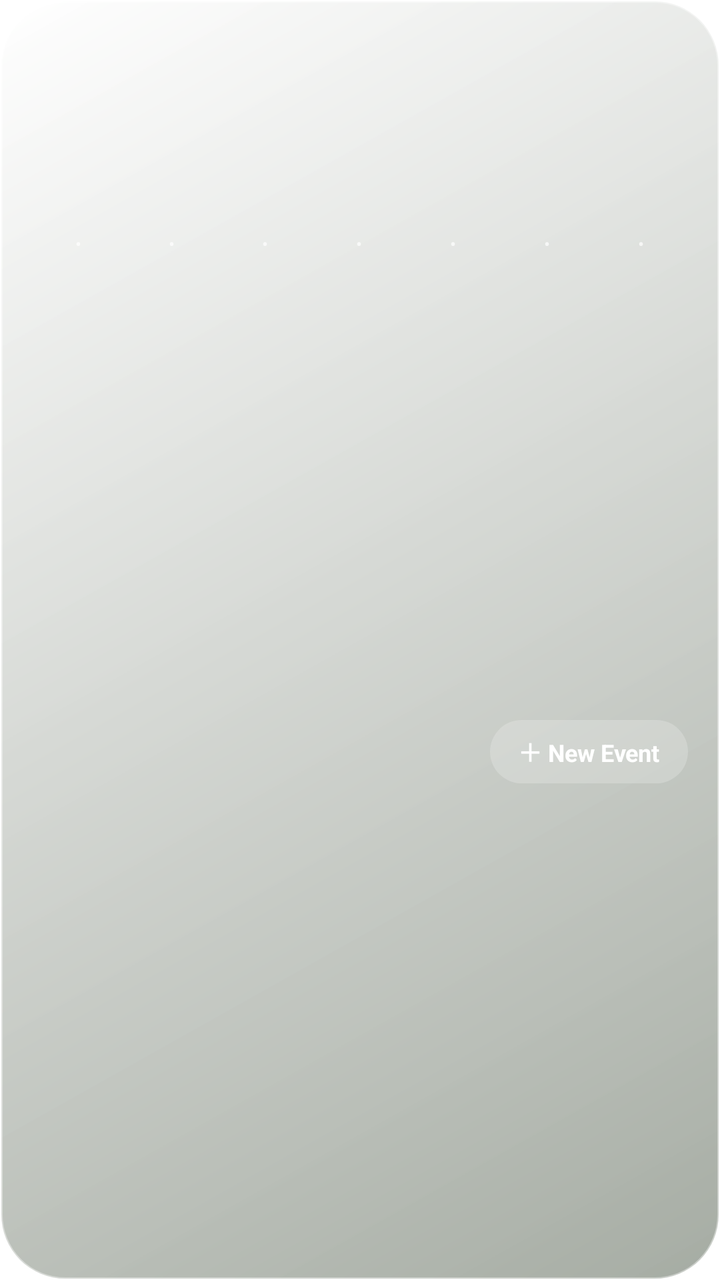
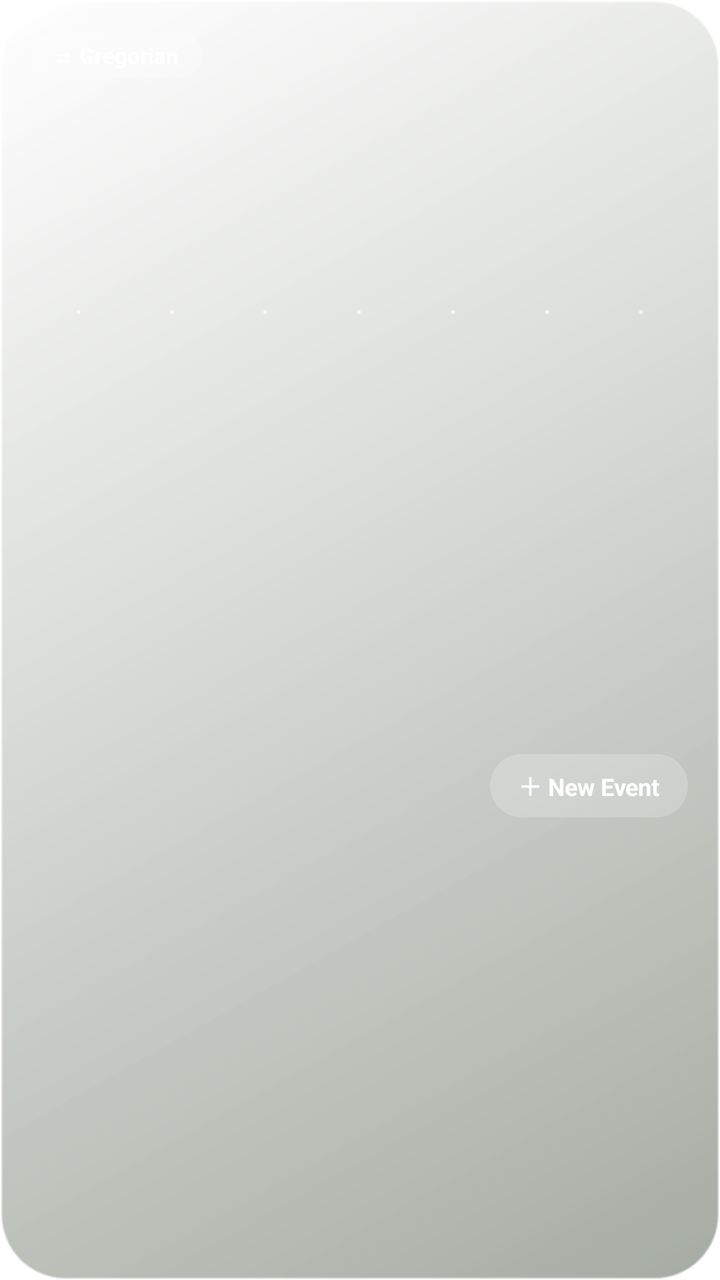

Two renders of the same Android screen: before a commit and after it. Below are the layout's source before the change and the commit's diff.
<!-- AndroidManifest.xml: fallback theme Theme.MaterialComponents.DayNight.NoActionBar -->
<!-- res/layout/glass_widget.xml -->
<?xml version="1.0" encoding="utf-8"?>
<LinearLayout xmlns:android="http://schemas.android.com/apk/res/android"
    android:id="@+id/root"
    android:layout_width="match_parent"
    android:layout_height="match_parent"
    android:background="@drawable/glass_bg"
    android:orientation="vertical"
    android:padding="16dp">

    <LinearLayout
        android:layout_width="match_parent"
        android:layout_height="wrap_content"
        android:orientation="horizontal">
        <TextView
            android:id="@+id/month"
            android:layout_width="0dp"
            android:layout_height="wrap_content"
            android:layout_weight="1"
            android:fontFamily="sans-serif-light"
            android:singleLine="true"
            android:textColor="#FFFFFFFF"
            android:textSize="32sp" />
        <TextView
            android:id="@+id/day"
            android:layout_width="wrap_content"
            android:layout_height="wrap_content"
            android:fontFamily="sans-serif-light"
            android:textColor="#FFFFFFFF"
            android:textSize="32sp" />
    </LinearLayout>

    <LinearLayout
        android:layout_width="match_parent"
        android:layout_height="wrap_content"
        android:layout_marginTop="8dp"
        android:orientation="horizontal">
        <LinearLayout
            android:layout_width="0dp"
            android:layout_height="wrap_content"
            android:layout_weight="1"
            android:gravity="center_horizontal"
            android:orientation="vertical">
            <TextView
                android:id="@+id/wd0"
                android:layout_width="wrap_content"
                android:layout_height="wrap_content"
                android:textColor="#B3FFFFFF"
                android:textSize="11sp"
                android:textStyle="normal" />
            <TextView
                android:id="@+id/num0"
                android:layout_width="30dp"
                android:layout_height="30dp"
                android:layout_marginTop="4dp"
                android:gravity="center"
                android:textColor="#FFFFFFFF"
                android:textSize="14sp"
                android:textStyle="bold" />
            <TextView
                android:id="@+id/dot0"
                android:layout_width="wrap_content"
                android:layout_height="wrap_content"
                android:text="•"
                android:textColor="#B3FFFFFF"
                android:textSize="9sp" />
        </LinearLayout>
        <LinearLayout
            android:layout_width="0dp"
            android:layout_height="wrap_content"
            android:layout_weight="1"
            android:gravity="center_horizontal"
            android:orientation="vertical">
            <TextView
                android:id="@+id/wd1"
                android:layout_width="wrap_content"
                android:layout_height="wrap_content"
                android:textColor="#B3FFFFFF"
                android:textSize="11sp"
                android:textStyle="normal" />
            <TextView
                android:id="@+id/num1"
                android:layout_width="30dp"
                android:layout_height="30dp"
                android:layout_marginTop="4dp"
                android:gravity="center"
                android:textColor="#FFFFFFFF"
                android:textSize="14sp"
                android:textStyle="bold" />
            <TextView
                android:id="@+id/dot1"
                android:layout_width="wrap_content"
                android:layout_height="wrap_content"
                android:text="•"
                android:textColor="#B3FFFFFF"
                android:textSize="9sp" />
        </LinearLayout>
        <LinearLayout
            android:layout_width="0dp"
            android:layout_height="wrap_content"
            android:layout_weight="1"
            android:gravity="center_horizontal"
            android:orientation="vertical">
            <TextView
                android:id="@+id/wd2"
                android:layout_width="wrap_content"
                android:layout_height="wrap_content"
                android:textColor="#B3FFFFFF"
                android:textSize="11sp"
                android:textStyle="normal" />
            <TextView
                android:id="@+id/num2"
                android:layout_width="30dp"
                android:layout_height="30dp"
                android:layout_marginTop="4dp"
                android:gravity="center"
                android:textColor="#FFFFFFFF"
                android:textSize="14sp"
                android:textStyle="bold" />
            <TextView
                android:id="@+id/dot2"
                android:layout_width="wrap_content"
                android:layout_height="wrap_content"
                android:text="•"
                android:textColor="#B3FFFFFF"
                android:textSize="9sp" />
        </LinearLayout>
        <LinearLayout
            android:layout_width="0dp"
            android:layout_height="wrap_content"
            android:layout_weight="1"
            android:gravity="center_horizontal"
            android:orientation="vertical">
            <TextView
                android:id="@+id/wd3"
                android:layout_width="wrap_content"
                android:layout_height="wrap_content"
                android:textColor="#B3FFFFFF"
                android:textSize="11sp"
                android:textStyle="normal" />
            <TextView
                android:id="@+id/num3"
                android:layout_width="30dp"
                android:layout_height="30dp"
                android:layout_marginTop="4dp"
                android:gravity="center"
                android:textColor="#FFFFFFFF"
                android:textSize="14sp"
                android:textStyle="bold" />
            <TextView
                android:id="@+id/dot3"
                android:layout_width="wrap_content"
                android:layout_height="wrap_content"
                android:text="•"
                android:textColor="#B3FFFFFF"
                android:textSize="9sp" />
        </LinearLayout>
        <LinearLayout
            android:layout_width="0dp"
            android:layout_height="wrap_content"
            android:layout_weight="1"
            android:gravity="center_horizontal"
            android:orientation="vertical">
            <TextView
                android:id="@+id/wd4"
                android:layout_width="wrap_content"
                android:layout_height="wrap_content"
                android:textColor="#B3FFFFFF"
                android:textSize="11sp"
                android:textStyle="normal" />
            <TextView
                android:id="@+id/num4"
                android:layout_width="30dp"
                android:layout_height="30dp"
                android:layout_marginTop="4dp"
                android:gravity="center"
                android:textColor="#FFFFFFFF"
                android:textSize="14sp"
                android:textStyle="bold" />
            <TextView
                android:id="@+id/dot4"
                android:layout_width="wrap_content"
                android:layout_height="wrap_content"
                android:text="•"
                android:textColor="#B3FFFFFF"
                android:textSize="9sp" />
        </LinearLayout>
        <LinearLayout
            android:layout_width="0dp"
            android:layout_height="wrap_content"
            android:layout_weight="1"
            android:gravity="center_horizontal"
            android:orientation="vertical">
            <TextView
                android:id="@+id/wd5"
                android:layout_width="wrap_content"
                android:layout_height="wrap_content"
                android:textColor="#B3FFFFFF"
                android:textSize="11sp"
                android:textStyle="normal" />
            <TextView
                android:id="@+id/num5"
                android:layout_width="30dp"
                android:layout_height="30dp"
                android:layout_marginTop="4dp"
                android:gravity="center"
                android:textColor="#FFFFFFFF"
                android:textSize="14sp"
                android:textStyle="bold" />
            <TextView
                android:id="@+id/dot5"
                android:layout_width="wrap_content"
                android:layout_height="wrap_content"
                android:text="•"
                android:textColor="#B3FFFFFF"
                android:textSize="9sp" />
        </LinearLayout>
        <LinearLayout
            android:layout_width="0dp"
            android:layout_height="wrap_content"
            android:layout_weight="1"
            android:gravity="center_horizontal"
            android:orientation="vertical">
            <TextView
                android:id="@+id/wd6"
                android:layout_width="wrap_content"
                android:layout_height="wrap_content"
                android:textColor="#B3FFFFFF"
                android:textSize="11sp"
                android:textStyle="normal" />
            <TextView
                android:id="@+id/num6"
                android:layout_width="30dp"
                android:layout_height="30dp"
                android:layout_marginTop="4dp"
                android:gravity="center"
                android:textColor="#FFFFFFFF"
                android:textSize="14sp"
                android:textStyle="bold" />
            <TextView
                android:id="@+id/dot6"
                android:layout_width="wrap_content"
                android:layout_height="wrap_content"
                android:text="•"
                android:textColor="#B3FFFFFF"
                android:textSize="9sp" />
        </LinearLayout>
    </LinearLayout>

    <LinearLayout
        android:layout_width="match_parent"
        android:layout_height="0dp"
        android:layout_weight="1"
        android:gravity="center_vertical"
        android:orientation="horizontal">
        <TextView
            android:id="@+id/next"
            android:layout_width="0dp"
            android:layout_height="wrap_content"
            android:layout_weight="1"
            android:ellipsize="end"
            android:singleLine="true"
            android:textColor="#D9FFFFFF"
            android:textSize="12sp" />
        <TextView
            android:id="@+id/add"
            android:layout_width="wrap_content"
            android:layout_height="wrap_content"
            android:background="@drawable/glass_pill"
            android:paddingStart="14dp"
            android:paddingTop="7dp"
            android:paddingEnd="14dp"
            android:paddingBottom="7dp"
            android:text="＋ New Event"
            android:textColor="#FFFFFFFF"
            android:textSize="12sp"
            android:textStyle="bold" />
    </LinearLayout>
</LinearLayout>
<!-- resources referenced by this layout -->
<resources>
  <!-- drawable glass_bg (drawable) -->
  <?xml version="1.0" encoding="utf-8"?>
  <layer-list xmlns:android="http://schemas.android.com/apk/res/android">
      <item>
          <shape android:shape="rectangle">
              <gradient
                  android:angle="315"
                  android:endColor="#6620301A"
                  android:startColor="#55FFFFFF" />
              <corners android:radius="32dp" />
              <stroke
                  android:width="1.2dp"
                  android:color="#66FFFFFF" />
          </shape>
      </item>
  </layer-list>
  <!-- drawable glass_pill (drawable) -->
  <?xml version="1.0" encoding="utf-8"?>
  <shape xmlns:android="http://schemas.android.com/apk/res/android" android:shape="rectangle">
      <solid android:color="#33FFFFFF" />
      <corners android:radius="20dp" />
  </shape>
</resources>

<!-- the commit's change to res/layout/glass_widget.xml (unified diff, before → after) -->
@@ -7,9 +7,24 @@
     android:orientation="vertical"
     android:padding="16dp">
 
+    <TextView
+        android:id="@+id/face_label"
+        android:layout_width="wrap_content"
+        android:layout_height="wrap_content"
+        android:background="@drawable/glass_pill"
+        android:paddingStart="10dp"
+        android:paddingTop="4dp"
+        android:paddingEnd="12dp"
+        android:paddingBottom="4dp"
+        android:text="⇄ Gregorian"
+        android:textColor="#FFFFFFFF"
+        android:textSize="11sp"
+        android:textStyle="bold" />
+
     <LinearLayout
         android:layout_width="match_parent"
         android:layout_height="wrap_content"
+        android:layout_marginTop="2dp"
         android:orientation="horizontal">
         <TextView
             android:id="@+id/month"
@@ -19,20 +34,29 @@
             android:fontFamily="sans-serif-light"
             android:singleLine="true"
             android:textColor="#FFFFFFFF"
-            android:textSize="32sp" />
+            android:textSize="28sp" />
         <TextView
             android:id="@+id/day"
             android:layout_width="wrap_content"
             android:layout_height="wrap_content"
             android:fontFamily="sans-serif-light"
             android:textColor="#FFFFFFFF"
-            android:textSize="32sp" />
+            android:textSize="28sp" />
     </LinearLayout>
+
+    <TextView
+        android:id="@+id/face_line"
+        android:layout_width="match_parent"
+        android:layout_height="wrap_content"
+        android:ellipsize="end"
+        android:singleLine="true"
+        android:textColor="#E6FFFFFF"
+        android:textSize="12sp" />
 
     <LinearLayout
         android:layout_width="match_parent"
         android:layout_height="wrap_content"
-        android:layout_marginTop="8dp"
+        android:layout_marginTop="6dp"
         android:orientation="horizontal">
         <LinearLayout
             android:layout_width="0dp"
